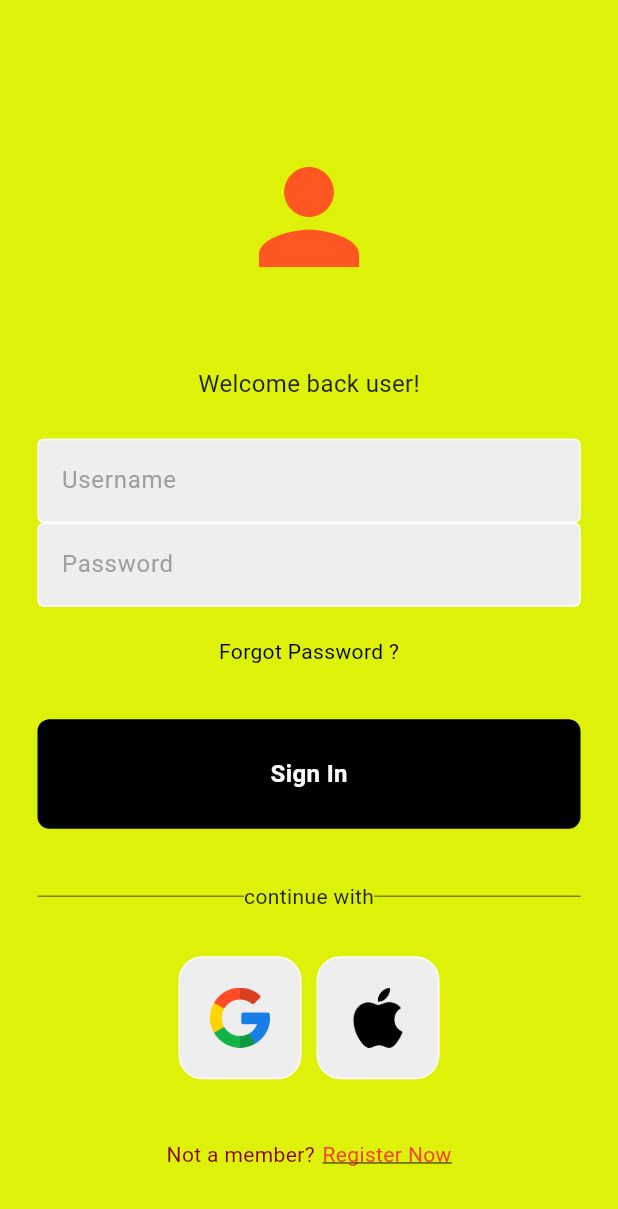
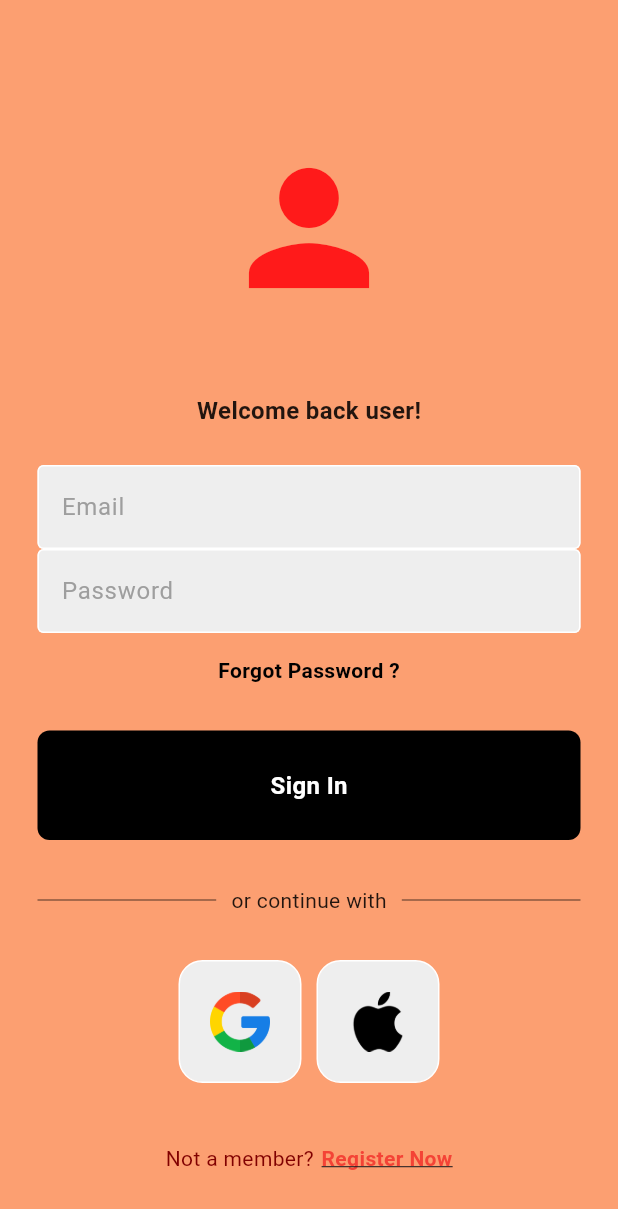
Before and after one commit to adityagupta7711/LoginPage, a Flutter app: the screen it shows after launch, on a phone screen of 412 x 824 dp. Shown: the top 1209 px of the screen. Run offline on Flutter 3.47's test engine with Material 3 defaults, Android fonts, the phone set to English and light mode, and no system bars; our stand-ins replace firebase_auth, firebase_core; accounts and stored records are empty.

Commit message:
adding authPage and firebase connect

```diff
--- a/lib/components/my_button.dart
+++ b/lib/components/my_button.dart
@@ -1,14 +1,14 @@
 import 'package:flutter/material.dart';
 
 class MyButton extends StatelessWidget {
-  final Function()? onTap;
+  final Function(BuildContext) onTap;
 
   const MyButton({super.key, required this.onTap});
 
   @override
   Widget build(BuildContext context) {
     return GestureDetector(
-      onTap: onTap,
+      onTap: () => onTap(context),
       child: Container(
         padding: const EdgeInsets.all(25),
         margin: const EdgeInsets.symmetric(horizontal: 25),
--- a/lib/components/square_tile.dart
+++ b/lib/components/square_tile.dart
@@ -9,7 +9,7 @@ class SquareTile extends StatelessWidget {
   @override
   Widget build(BuildContext context) {
     return Container(
-      padding: EdgeInsets.all(20),
+      padding: const EdgeInsets.all(20),
       decoration: BoxDecoration(
         border: Border.all(color: Colors.white),
         borderRadius: BorderRadius.circular(16),
--- a/lib/main.dart
+++ b/lib/main.dart
@@ -1,7 +1,14 @@
 import 'package:flutter/material.dart';
+import 'package:login_page_auth/pages/auth_page.dart';
 import 'package:login_page_auth/pages/login_page.dart';
+import 'package:firebase_core/firebase_core.dart';
+import 'firebase_options.dart';
 
-void main() {
+void main() async {
+  WidgetsFlutterBinding.ensureInitialized();
+  await Firebase.initializeApp(
+    options: DefaultFirebaseOptions.currentPlatform,
+  );
   runApp(const MyApp());
 }
 
@@ -11,9 +18,9 @@ class MyApp extends StatelessWidget {
   // This widget is the root of your application.
   @override
   Widget build(BuildContext context) {
-    return MaterialApp(
+    return const MaterialApp(
       debugShowCheckedModeBanner: false,
-      home: Loginpage(),
+      home: AuthPage(),
     );
   }
 }
--- /dev/null
+++ b/lib/pages/auth_page.dart
@@ -0,0 +1,26 @@
+import 'package:firebase_auth/firebase_auth.dart';
+import 'package:flutter/material.dart';
+import 'package:login_page_auth/pages/home_page.dart';
+import 'package:login_page_auth/pages/login_page.dart';
+
+class AuthPage extends StatelessWidget {
+  const AuthPage({super.key});
+
+  @override
+  Widget build(BuildContext context) {
+    return Scaffold(
+        body: StreamBuilder<User?>(
+            stream: FirebaseAuth.instance.authStateChanges(),
+            builder: (context, snapshot) {
+              //user is logged in
+              if (snapshot.hasData) {
+                return HomePage();
+              }
+
+              //user NOT logged in
+              else {
+                return Loginpage();
+              }
+            }));
+  }
+}
--- a/lib/pages/login_page.dart
+++ b/lib/pages/login_page.dart
@@ -1,22 +1,70 @@
+import 'package:firebase_auth/firebase_auth.dart';
+import 'package:firebase_core/firebase_core.dart';
 import 'package:flutter/material.dart';
 import 'package:login_page_auth/components/my_button.dart';
 import 'package:login_page_auth/components/square_tile.dart';
 import 'package:login_page_auth/components/textfield.dart';
+import 'package:login_page_auth/pages/auth_page.dart';
 
 class Loginpage extends StatelessWidget {
   Loginpage({super.key});
 
   //text editing controller
-  final usernameController = TextEditingController();
+  final emailController = TextEditingController();
   final passwordController = TextEditingController();
 
   //sign user in method
-  void signUserIn() {}
+  void signUserIn(BuildContext context) async {
+    try {
+      // Perform Firebase sign-in
+      await FirebaseAuth.instance.signInWithEmailAndPassword(
+        email: emailController.text.trim(),
+        password: passwordController.text.trim(),
+      );
+
+      // Navigate to another page on successful sign-in
+      Navigator.pushReplacement(
+        context,
+        MaterialPageRoute(
+            builder: (context) =>
+                AuthPage()), // Replace `HomePage` with your target page
+      );
+    } on FirebaseAuthException catch (e) {
+      // Handle Firebase-specific errors
+      print('FirebaseAuthException: ${e.message}');
+      showErrorDialog(context, e.message ?? 'Authentication failed.');
+    } catch (e) {
+      // Handle other errors
+      print('Unexpected error: $e');
+      showErrorDialog(context, 'An unexpected error occurred: $e');
+    }
+  }
+
+  void showErrorDialog(BuildContext context, String message) {
+    showDialog(
+      context: context,
+      builder: (context) {
+        return AlertDialog(
+          title: const Text("Error"),
+          content: Text(message),
+          actions: [
+            TextButton(
+              onPressed: () {
+                Navigator.of(context).pop();
+              },
+              child: const Text("OK"),
+            ),
+          ],
+        );
+      },
+    );
+  }
 
   @override
   Widget build(BuildContext context) {
     return Scaffold(
-      backgroundColor: const Color.fromARGB(255, 222, 241, 9),
+      resizeToAvoidBottomInset: true,
+      backgroundColor: const Color.fromARGB(255, 252, 159, 113),
       body: SafeArea(
         //makes the ui avoid the notch area
         child: Center(
@@ -30,8 +78,8 @@ class Loginpage extends StatelessWidget {
               //logo
               const Icon(
                 Icons.person,
-                size: 100,
-                color: Colors.deepOrange,
+                size: 120,
+                color: Color.fromARGB(255, 255, 26, 26),
               ),
               const SizedBox(height: 50),
 
@@ -39,14 +87,18 @@ class Loginpage extends StatelessWidget {
 
               const Text(
                 'Welcome back user!',
-                style: TextStyle(color: Colors.black87, fontSize: 16),
+                style: TextStyle(
+                  color: Colors.black87,
+                  fontSize: 16,
+                  fontWeight: FontWeight.bold,
+                ),
               ),
               const SizedBox(height: 25),
 
-              //username textfield
+              //email textfield
               MyTextField(
-                controller: usernameController,
-                hintText: 'Username',
+                controller: emailController,
+                hintText: 'Email',
                 obscureText: false,
               ),
 
@@ -56,24 +108,27 @@ class Loginpage extends StatelessWidget {
                 hintText: 'Password',
                 obscureText: true,
               ),
-              const SizedBox(height: 20),
+              const SizedBox(height: 15),
 
               //forgot password
-              Text(
+              const Text(
                 'Forgot Password ?',
-                style: TextStyle(color: Colors.black),
+                style: TextStyle(
+                  color: Colors.black,
+                  fontWeight: FontWeight.bold,
+                ),
               ),
 
               //sign in button
-              const SizedBox(height: 35),
+              const SizedBox(height: 30),
               MyButton(
-                onTap: signUserIn,
+                onTap: (context) => signUserIn(context),
               ),
 
+              const SizedBox(height: 30),
               //or continue with
-              const SizedBox(height: 35),
-              Padding(
-                padding: const EdgeInsets.symmetric(horizontal: 25.0),
+              const Padding(
+                padding: EdgeInsets.symmetric(horizontal: 25.0),
                 child: Row(
                   children: [
                     Expanded(
@@ -82,9 +137,12 @@ class Loginpage extends StatelessWidget {
                         color: Colors.black45,
                       ),
                     ),
-                    Text(
-                      'continue with',
-                      style: TextStyle(color: Colors.black87),
+                    Padding(
+                      padding: EdgeInsets.symmetric(horizontal: 10),
+                      child: Text(
+                        'or continue with',
+                        style: TextStyle(color: Colors.black87),
+                      ),
                     ),
                     Expanded(
                       child: Divider(
@@ -99,13 +157,13 @@ class Loginpage extends StatelessWidget {
                 height: 30,
               ),
               //google + apple sign-in
-              Row(
+              const Row(
                 mainAxisAlignment: MainAxisAlignment.center,
                 children: [
                   //google button
                   SquareTile(imagePath: 'lib/assets/google.png'),
 
-                  const SizedBox(width: 10),
+                  SizedBox(width: 10),
 
                   //apple button
                   SquareTile(imagePath: 'lib/assets/apple.png')
@@ -119,7 +177,7 @@ class Loginpage extends StatelessWidget {
               Row(
                 mainAxisAlignment: MainAxisAlignment.center,
                 children: [
-                  Text(
+                  const Text(
                     'Not a member?',
                     style: TextStyle(color: Color.fromRGBO(128, 0, 0, 1)),
                   ),
@@ -127,8 +185,10 @@ class Loginpage extends StatelessWidget {
                   Text(
                     'Register Now',
                     style: TextStyle(
-                        color: Colors.red,
-                        decoration: TextDecoration.underline),
+                      color: Colors.red,
+                      decoration: TextDecoration.underline,
+                      fontWeight: FontWeight.bold,
+                    ),
                   ),
                 ],
               )
--- a/pubspec.yaml
+++ b/pubspec.yaml
@@ -35,6 +35,8 @@ dependencies:
   # The following adds the Cupertino Icons font to your application.
   # Use with the CupertinoIcons class for iOS style icons.
   cupertino_icons: ^1.0.8
+  firebase_core: ^3.8.0
+  firebase_auth: ^5.3.3
 
 dev_dependencies:
   flutter_test:
```
Also changed, not shown: lib/pages/home_page.dart (added, +14 -0 lines), firebase.json (added), lib/firebase_options.dart (added), pubspec.lock, 7 other files.
